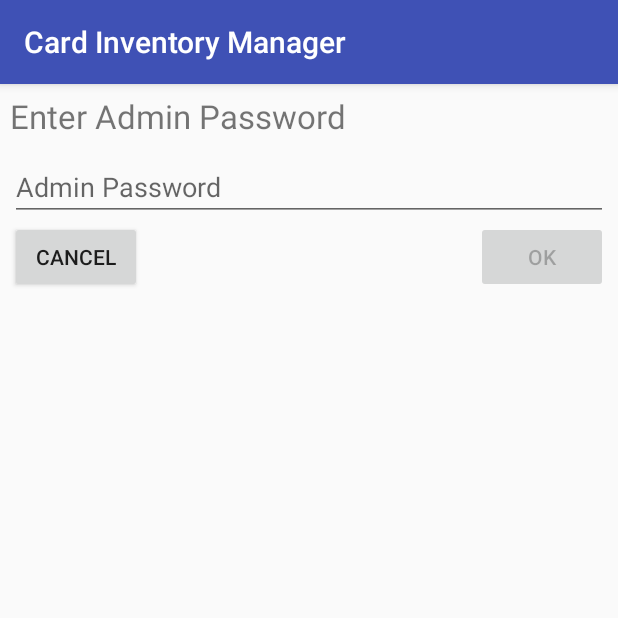
After one commit to mvlese/CardInventoryManager, an Android app: the fragment AdminPwDialogFragment shown on its own in the app's theme, on a phone screen of 412 x 824 dp, the top half of it. The commit adds this screen. Run offline under Robolectric (Android 15) with nearby library versions, the phone set to English and light mode, and no system bars.

Commit message:
Add admin functionality.

```diff
--- /dev/null
+++ b/src/main/java/net/leseonline/cardinventorymanager/AdminPwDialogFragment.java
@@ -0,0 +1,110 @@
+package net.leseonline.cardinventorymanager;
+
+import android.app.Activity;
+import android.app.DialogFragment;
+import android.os.Bundle;
+import android.text.Editable;
+import android.text.TextWatcher;
+import android.view.LayoutInflater;
+import android.view.View;
+import android.view.ViewGroup;
+import android.widget.Button;
+import android.widget.EditText;
+
+/**
+ * Created by mlese on 3/14/2017.
+ */
+public class AdminPwDialogFragment extends DialogFragment {
+    private View mRootView;
+    private IAdminPwDialogListener mListener = null;
+
+    /**
+     * This interface provides feedback to the caller.
+     */
+    public interface IAdminPwDialogListener {
+        public void onAdminPwDialogPositiveAction(AdminPwDialogFragment dialog);
+
+        public void onAdminPwDialogNegativeAction(AdminPwDialogFragment dialog);
+    }
+
+    @Override
+    public void onAttach(Activity activity) {
+        super.onAttach(activity);
+        // Verify that the host activity implements the callback interface
+        try {
+            // Instantiate the NoticeDialogListener so we can send events to the host
+            if (activity instanceof IAdminPwDialogListener) {
+                mListener = (IAdminPwDialogListener) activity;
+            }
+        } catch (ClassCastException e) {
+            // The activity doesn't implement the interface, throw exception
+            throw new ClassCastException(activity.toString()
+                    + " must implement IAddTeamDialogListener");
+        }
+    }
+
+    @Override
+    public View onCreateView(LayoutInflater inflater, ViewGroup container, Bundle savedInstanceState) {
+        mRootView = inflater.inflate(R.layout.admin_pw_layout, container, false);
+//        getDialog().setTitle("Simple Dialog");
+
+        EditText et = (EditText) mRootView.findViewById(R.id.edit_admin_pw);
+        et.addTextChangedListener(new TextWatcher() {
+              @Override
+              public void beforeTextChanged(CharSequence s, int start, int count, int after) {
+              }
+
+              @Override
+              public void onTextChanged(CharSequence s, int start, int before, int count) {
+              }
+
+              @Override
+              public void afterTextChanged(Editable s) {
+                  String notes = s.toString().trim();
+                  Button button = (Button) mRootView.findViewById(R.id.ok_button);
+                  button.setEnabled(s.length() > 0);
+              }
+          }
+        );
+
+        Button button = (Button) mRootView.findViewById(R.id.cancel_button);
+        button.setOnClickListener(new View.OnClickListener() {
+
+            @Override
+            public void onClick(View v) {
+                notifyListener(false);
+            }
+
+        });
+
+        button = (Button) mRootView.findViewById(R.id.ok_button);
+        button.setOnClickListener(new View.OnClickListener() {
+
+            @Override
+            public void onClick(View v) {
+                notifyListener(true);
+            }
+
+        });
+
+        return mRootView;
+    }
+
+    public String getPw() {
+        EditText et = (EditText) mRootView.findViewById(R.id.edit_admin_pw);
+        String pw = et.getText().toString().trim();
+        return pw;
+    }
+
+    private void notifyListener(boolean isOk) {
+        if (mListener != null) {
+            if (isOk) {
+                mListener.onAdminPwDialogPositiveAction(this);
+            } else {
+                mListener.onAdminPwDialogNegativeAction(this);
+            }
+        }
+        dismiss();
+    }
+
+}
--- /dev/null
+++ b/src/main/res/layout/admin_pw_layout.xml
@@ -0,0 +1,45 @@
+<?xml version="1.0" encoding="utf-8"?>
+<RelativeLayout android:id="@+id/NewTeamLayout"
+                android:layout_width="fill_parent"
+                android:layout_height="wrap_content"
+                xmlns:android="http://schemas.android.com/apk/res/android"
+                android:padding="10px">
+
+    <TextView
+        android:textSize="10pt"
+        android:layout_width="match_parent"
+        android:layout_height="wrap_content"
+        android:textAppearance="?android:attr/textAppearanceSmall"
+        android:text="@string/enter_admin_pw"
+        android:id="@+id/enter_admin_pw"
+        android:layout_marginBottom="10dp" />
+
+    <EditText
+        android:layout_below="@+id/enter_admin_pw"
+        android:layout_width="match_parent"
+        android:layout_height="wrap_content"
+        android:id="@+id/edit_admin_pw"
+        android:hint="@string/admin_pw"
+        android:inputType="textPassword"
+        android:lines="1"
+        android:gravity="top|left"
+        android:focusableInTouchMode="true"/>
+
+    <Button
+        android:layout_below="@id/edit_admin_pw"
+        android:layout_width="wrap_content"
+        android:layout_height="wrap_content"
+        android:layout_alignParentRight="true"
+        android:text="@string/ok_button"
+        android:id="@+id/ok_button"
+        android:enabled="false" />
+
+    <Button
+        android:layout_below="@id/edit_admin_pw"
+        android:layout_width="wrap_content"
+        android:layout_height="wrap_content"
+        android:text="@string/cancel_button"
+        android:id="@+id/cancel_button"
+        android:layout_gravity="right" />
+
+</RelativeLayout>
--- a/src/main/res/menu/menu_main.xml
+++ b/src/main/res/menu/menu_main.xml
@@ -3,8 +3,8 @@
     xmlns:tools="http://schemas.android.com/tools"
     tools:context="net.leseonline.cardinventorymanager.MainActivity">
     <item
-        android:id="@+id/action_settings"
+        android:id="@+id/action_admin"
         android:orderInCategory="100"
-        android:title="@string/action_settings"
+        android:title="@string/action_admin"
         app:showAsAction="never" />
 </menu>
--- a/src/main/res/values/strings.xml
+++ b/src/main/res/values/strings.xml
@@ -1,6 +1,7 @@
 <resources>
     <string name="app_name">Card Inventory Manager</string>
     <string name="action_settings">Settings</string>
+    <string name="action_admin">Admin</string>
     <string name="binder_view">Binder View</string>
     <string name="single_view">Single View</string>
     <string name="camera_view">Camera View</string>
@@ -28,6 +29,9 @@
     <string name="title_activity_single_card">SingleCardActivity</string>
     <string name="title_activity_settings">SettingsActivity</string>
 
+    <string name="enter_admin_pw">Enter Admin Password</string>
+    <string name="admin_pw">Admin Password</string>
+
     <string name="settings">Settings</string>
     <string name="haptics">Haptics</string>
     <string name="sound">Sound</string>
@@ -40,4 +44,7 @@
     <string name="year">Year</string>
     <string name="condition">Condition</string>
     <string name="company">Company</string>
+
+    <string name="mine">yomomma</string>
+
 </resources>
```
Also changed, not shown: src/main/java/net/leseonline/cardinventorymanager/MainActivity.java (+51 -4 lines), 43 other files.
